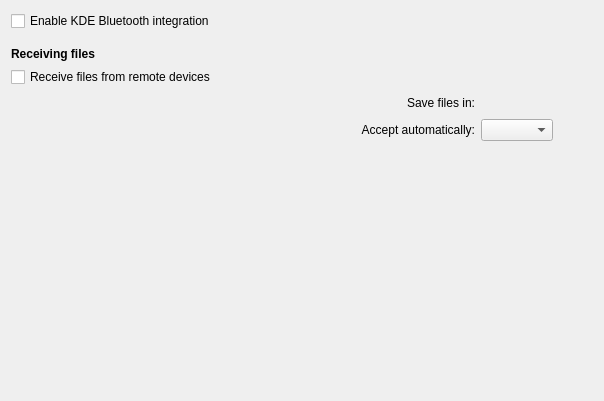
The window that src/kcmodule/global/global.ui (KDE/bluedevil) describes before a commit, drawn with Qt 5.
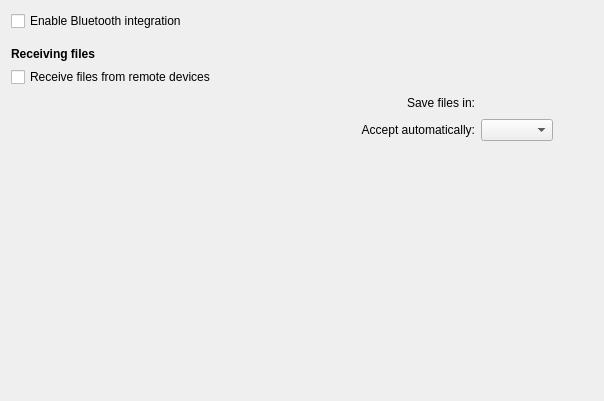
The same window after the commit. Custom widgets are drawn as their Qt base class.

Commit message: KCM: Remove KDE from "Enable Bluetooth integration" label

What changed in the file:
```diff
--- a/src/kcmodule/global/global.ui
+++ b/src/kcmodule/global/global.ui
@@ -14,7 +14,7 @@
    <item>
     <widget class="QCheckBox" name="kcfg_enableGlobalBluetooth">
      <property name="text">
-      <string>Enable KDE Bluetooth integration</string>
+      <string>Enable Bluetooth integration</string>
      </property>
     </widget>
    </item>
@@ -139,7 +139,7 @@
  <customwidgets>
   <customwidget>
    <class>KUrlRequester</class>
-   <extends>QFrame</extends>
+   <extends>QWidget</extends>
    <header>kurlrequester.h</header>
    <container>1</container>
   </customwidget>
```
Left out of the diff: 2 changed lines with no effect on the pictures.
